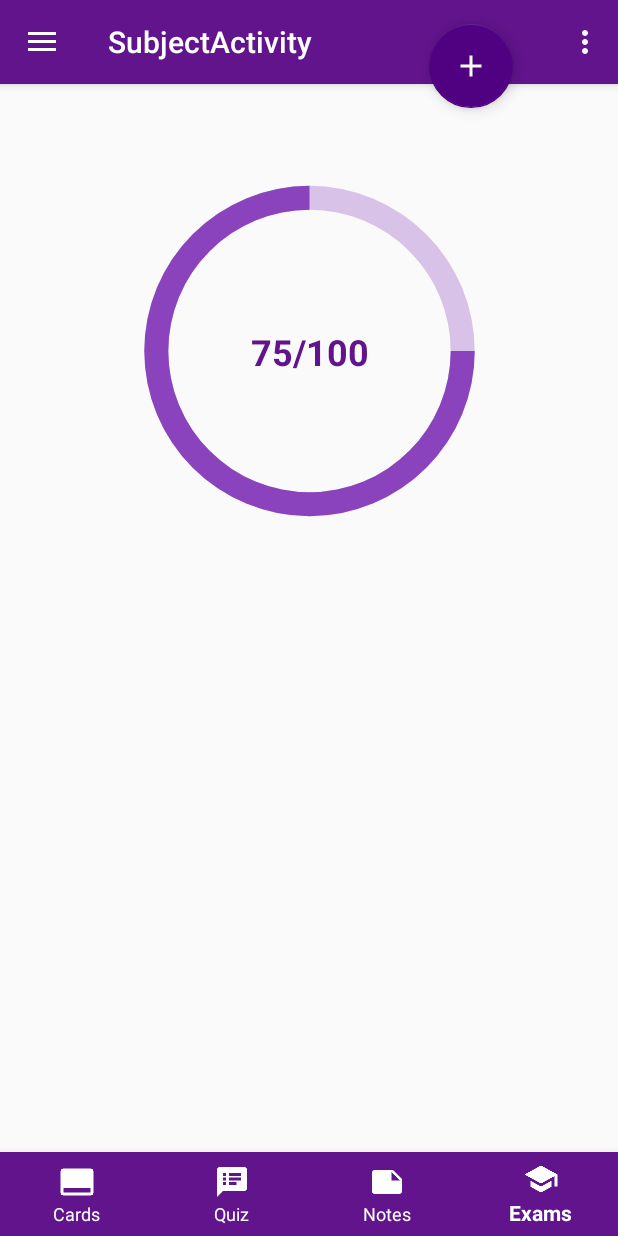
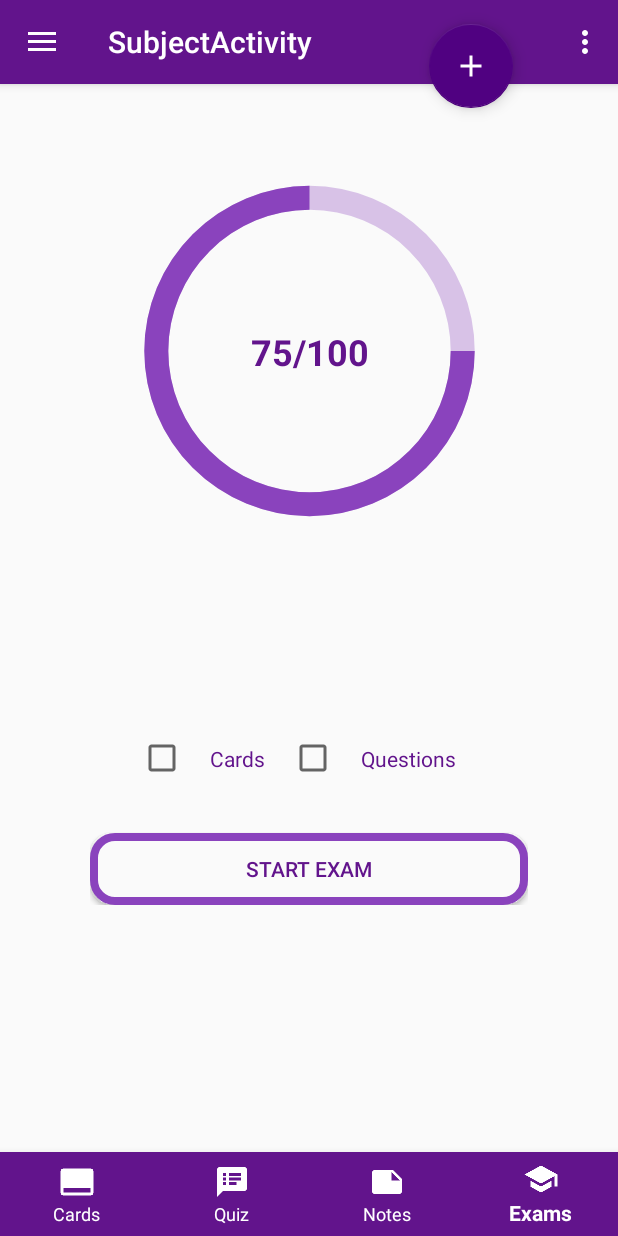
Before and after one commit to wingor-software/MyLearn, an Android app: the SubjectActivity screen opened directly, with no data from a screen before it, item 4 of the bottom bar chosen, on a phone screen of 412 x 824 dp. Run offline under Robolectric (Android 15) with nearby library versions, the phone set to English and light mode, and no system bars.

Commit message:
Dodano wybor egzaminu i ExamActivity

```diff
--- /dev/null
+++ b/app/src/main/java/com/wingor_software/mylearn/ExamType.java
@@ -0,0 +1,6 @@
+package com.wingor_software.mylearn;
+
+public enum ExamType
+{
+    CARDS, QUESTIONS, ALL;
+}
--- a/app/src/main/java/com/wingor_software/mylearn/FileImportExport.java
+++ b/app/src/main/java/com/wingor_software/mylearn/FileImportExport.java
@@ -46,7 +46,7 @@ public class FileImportExport
             }
             OutputSubject outputSubject = new OutputSubject(subject.getSubjectName(), subject.getColor(), cards, quizzes, notes, getPhotosFromNote(subjectID, dataBaseHelper));
             String fileName = subject.getSubjectName() + ".txt";
-            File dir = Environment.getExternalStoragePublicDirectory(Environment.DIRECTORY_DOCUMENTS);
+            File dir = Environment.getExternalStoragePublicDirectory(Environment.DIRECTORY_DOWNLOADS);
             File file = new File(dir, fileName);
             FileOutputStream fos = new FileOutputStream(file);
             ObjectOutputStream out = new ObjectOutputStream(fos);
@@ -92,7 +92,7 @@ public class FileImportExport
             }
             OutputSubject outputSubject = new OutputSubject(subject.getSubjectName(), subject.getColor(), cards, quizzes, notes, getPhotosFromNote(subjectID, dataBaseHelper));
             String fileName = subject.getSubjectName() + ".txt";
-            File dir = Environment.getExternalStoragePublicDirectory(Environment.DIRECTORY_DOCUMENTS);
+            File dir = Environment.getExternalStoragePublicDirectory(Environment.DIRECTORY_DOWNLOADS);
             File file = new File(dir, fileName);
             FileOutputStream fos = new FileOutputStream(file);
             ObjectOutputStream out = new ObjectOutputStream(fos);
--- /dev/null
+++ b/app/src/main/res/drawable/start_exam_button.xml
@@ -0,0 +1,13 @@
+<?xml version="1.0" encoding="utf-8"?>
+<shape xmlns:android="http://schemas.android.com/apk/res/android"
+    android:shape="rectangle">
+
+    <corners android:radius="14dp"/>
+
+    <solid android:color="@color/white"
+        />
+
+    <stroke android:width="5dp"
+        android:color="@color/colorLightPrimary"/>
+
+</shape>
--- a/app/src/main/res/layout/content_subject.xml
+++ b/app/src/main/res/layout/content_subject.xml
@@ -92,6 +92,59 @@
             app:layout_constraintStart_toStartOf="parent"
             app:layout_constraintTop_toTopOf="parent" />
 
+        <LinearLayout
+            android:layout_width="wrap_content"
+            android:layout_height="wrap_content"
+            android:layout_marginStart="8dp"
+            android:layout_marginTop="8dp"
+            android:layout_marginEnd="8dp"
+            android:layout_marginBottom="8dp"
+            android:orientation="vertical"
+            app:layout_constraintBottom_toBottomOf="parent"
+            app:layout_constraintEnd_toEndOf="parent"
+            app:layout_constraintStart_toStartOf="parent"
+            app:layout_constraintTop_toBottomOf="@+id/scoreText">
+
+            <LinearLayout
+                android:layout_width="wrap_content"
+                android:layout_height="wrap_content"
+                android:layout_marginStart="32dp"
+                android:layout_marginTop="8dp"
+                android:layout_marginEnd="32dp"
+                android:layout_marginBottom="8dp"
+                android:orientation="horizontal">
+
+                <CheckBox
+                    android:id="@+id/checkBoxCards"
+                    android:layout_width="wrap_content"
+                    android:layout_height="wrap_content"
+                    android:layout_weight="1"
+                    android:padding="@dimen/fab_margin"
+                    android:text="Cards"
+                    android:textColor="@color/colorPrimary" />
+
+                <CheckBox
+                    android:id="@+id/checkBoxQuestions"
+                    android:layout_width="wrap_content"
+                    android:layout_height="wrap_content"
+                    android:layout_weight="1"
+                    android:padding="@dimen/fab_margin"
+                    android:text="Questions"
+                    android:textColor="@color/colorPrimary" />
+
+            </LinearLayout>
+
+            <Button
+                android:id="@+id/examStartButton"
+                android:layout_width="match_parent"
+                android:layout_height="wrap_content"
+                android:layout_marginTop="@dimen/fab_margin"
+                android:text="START EXAM"
+                android:textColor="@color/colorPrimary"
+                android:background="@drawable/start_exam_button"
+                android:onClick="startExam"/>
+        </LinearLayout>
+
 
     </androidx.constraintlayout.widget.ConstraintLayout>
 
--- a/app/src/main/res/values/strings.xml
+++ b/app/src/main/res/values/strings.xml
@@ -133,4 +133,8 @@
 
     <string name="file_provider_authority" translatable="false">com.wingor_software.mylearn</string>
 
+    <string name="title_activity_exam">ExamActivity</string>
+    <string name="dummy_button">Dummy Button</string>
+    <string name="dummy_content">DUMMY\nCONTENT</string>
+
 </resources>
```
Also changed, not shown: app/src/main/AndroidManifest.xml (+7 -2 lines), app/src/main/java/com/wingor_software/mylearn/ExamActivity.java (added, +171 -0 lines), app/src/main/java/com/wingor_software/mylearn/SubjectActivity.java (+40 -0 lines), app/src/main/res/layout/activity_exam.xml (added, +51 -0 lines).
